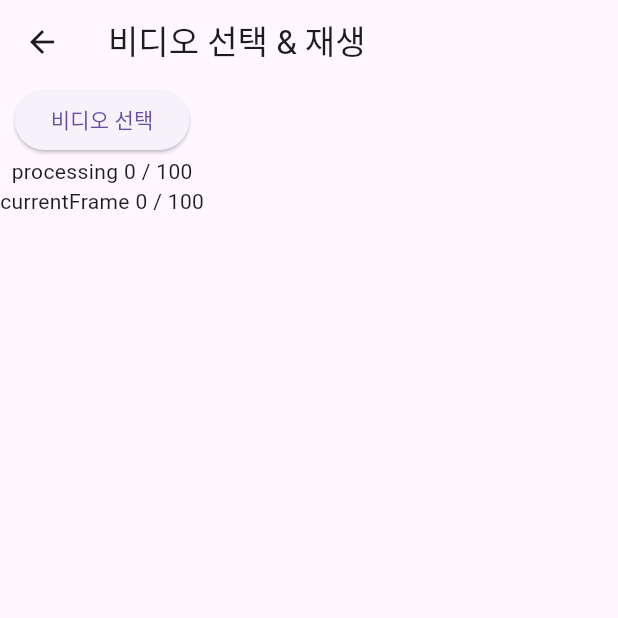
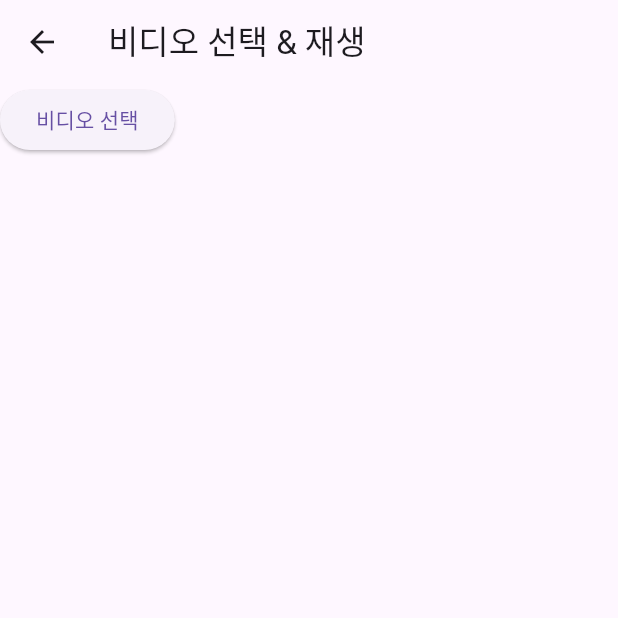
Before and after one commit to hu5768/mlkit-FollowVideo, a Flutter app: the VideoPoseDetection screen opened directly, on a phone screen of 412 x 824 dp, the top half of it. Run offline on Flutter 3.47's test engine with Material 3 defaults, Android fonts, the light colour scheme and no system bars; our stand-ins replace camera, file_picker, permission_handler, video_player; missing offline and left inert: ffmpeg_kit_flutter_full, google_mlkit_pose_detection.

Commit message:
Revert "화면과 프레임 싱크 맞추기"
This reverts commit 006f474a627ba8c2ac40ee485d389c810f08ecc2.

```diff
--- a/lib/views/video_pose_detection.dart
+++ b/lib/views/video_pose_detection.dart
@@ -20,15 +20,14 @@ class _VideoPoseDetectionState extends State<VideoPoseDetection> {
   String? _videoPath;
   final List<List<PoseLandmark>> _poseHistory = [];
 
-  final maxSecond = 10;
   int _currentFrameIndex = 0;
   String? imagePath;
   void _updatePoseHistory() {
     final currentFrame =
         (_controller!.value.position.inMilliseconds / 100).round();
-    //print("프레임 : $currentFrame");
+    print("프레임 : $currentFrame");
     if (_poseHistory.isNotEmpty) {
-      //print("포즈배열 크기: ${_poseHistory.length}");
+      print("포즈배열 크기: ${_poseHistory.length}");
 
       if (currentFrame < _poseHistory.length) {
         _currentFrameIndex = currentFrame;
@@ -97,7 +96,7 @@ class _VideoPoseDetectionState extends State<VideoPoseDetection> {
 
     int videoDuration = _controller!.value.duration.inMilliseconds;
     // 비디오 프레임별 포즈 감지 (프레임을 이미지로 변환해야 함)
-    for (int i = 0; i < maxSecond * 1000; i += 100) {
+    for (int i = 0; i < 2000; i += 100) {
       // 10프레임 간격으로 처리
       final frameImage = await _getFrameAt(i);
       if (frameImage == null) continue;
@@ -105,10 +104,12 @@ class _VideoPoseDetectionState extends State<VideoPoseDetection> {
       print('프레임 $i 처리');
       final inputImage = InputImage.fromFile(frameImage);
       final poses = await poseDetector.processImage(inputImage);
-      print('프레임 $i pose 추출처리');
+
       if (poses.isNotEmpty) {
         _poseHistory.add(poses.first.landmarks.values.toList());
         //print("코의 좌표: ${poses.first.landmarks[PoseLandmarkType.nose]?.x}");
+
+        setState(() {});
       }
     }
 
@@ -121,7 +122,7 @@ class _VideoPoseDetectionState extends State<VideoPoseDetection> {
       final directory = await getTemporaryDirectory();
       final outputPath = '${directory.path}/frame_$milliseconds.jpg';
 
-      //print(_videoPath);
+      print(_videoPath);
       // FFmpeg 명령어 실행 (비디오에서 특정 시간의 프레임 추출)
       String command =
           '-i "$_videoPath" -ss ${milliseconds / 1000} -vframes 1 "$outputPath"';
@@ -161,17 +162,16 @@ class _VideoPoseDetectionState extends State<VideoPoseDetection> {
             onPressed: _pickVideo,
             child: const Text('비디오 선택'),
           ),
-          Text("processing ${_poseHistory.length} / ${maxSecond * 10}"),
-          Text("currentFrame $_currentFrameIndex / ${maxSecond * 10}"),
           if (_controller != null && _controller!.value.isInitialized)
+            Stack(
+              children: [
                 SizedBox(
                   height: MediaQuery.of(context).size.height * 0.6,
                   child: AspectRatio(
                     aspectRatio: _controller!.value.aspectRatio,
-                child: Stack(
-                  children: [
-                    VideoPlayer(_controller!),
-
+                    child: VideoPlayer(_controller!),
+                  ),
+                ),
                 if (_controller != null && _controller!.value.isInitialized)
                   CustomPaint(
                     painter: PosePainter(
@@ -179,12 +179,13 @@ class _VideoPoseDetectionState extends State<VideoPoseDetection> {
                             ? []
                             : _poseHistory[_currentFrameIndex],
                         _controller!.value.size),
-                        child: Container(),
+                    child: SizedBox(
+                      width: _controller!.value.size.width,
+                      height: _controller!.value.size.height,
+                    ),
                   ),
                 //if (imagePath != null) Image.file(File(imagePath!))
               ],
-                ),
-              ),
             ),
         ],
       ),
@@ -216,8 +217,7 @@ class PosePainter extends CustomPainter {
       ..style = PaintingStyle.stroke;
 
     Map<PoseLandmarkType, Offset> landmarks = {};
-    canvas.drawCircle(const Offset(0, 0), 2, paint);
-    canvas.drawCircle(Offset(size.width, size.height), 2, paint);
+
     // 🎯 랜드마크 좌표 변환하여 저장
     for (var landmark in currentPose) {
       final Offset point = Offset(landmark.x * scaleX, landmark.y * scaleY);
```
Lines whose indentation alone changed are shown as unchanged.
